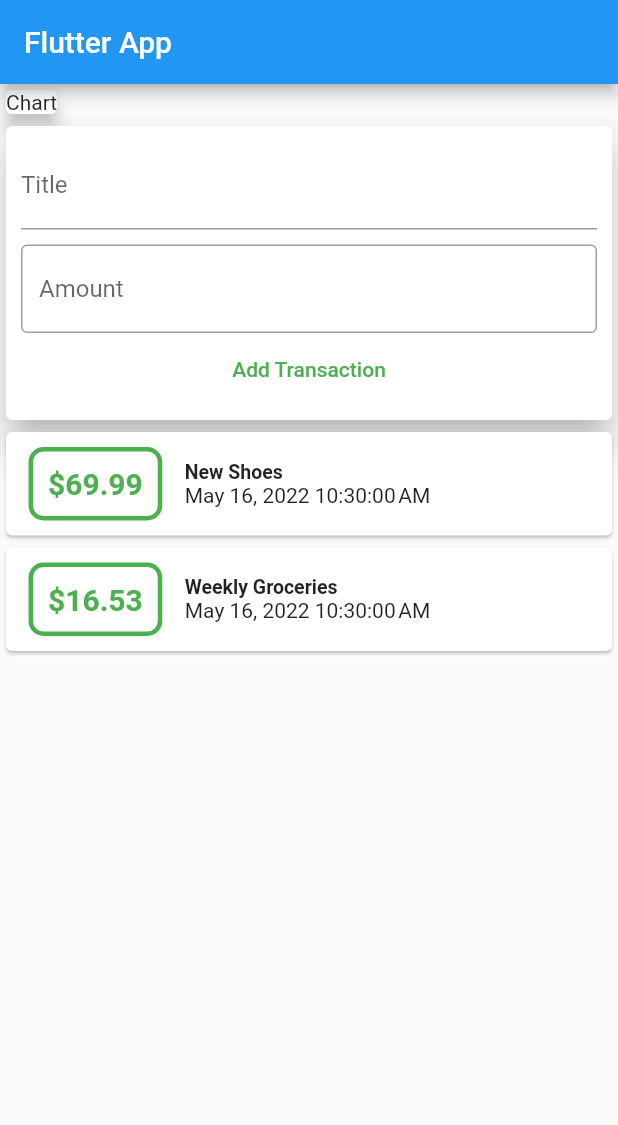
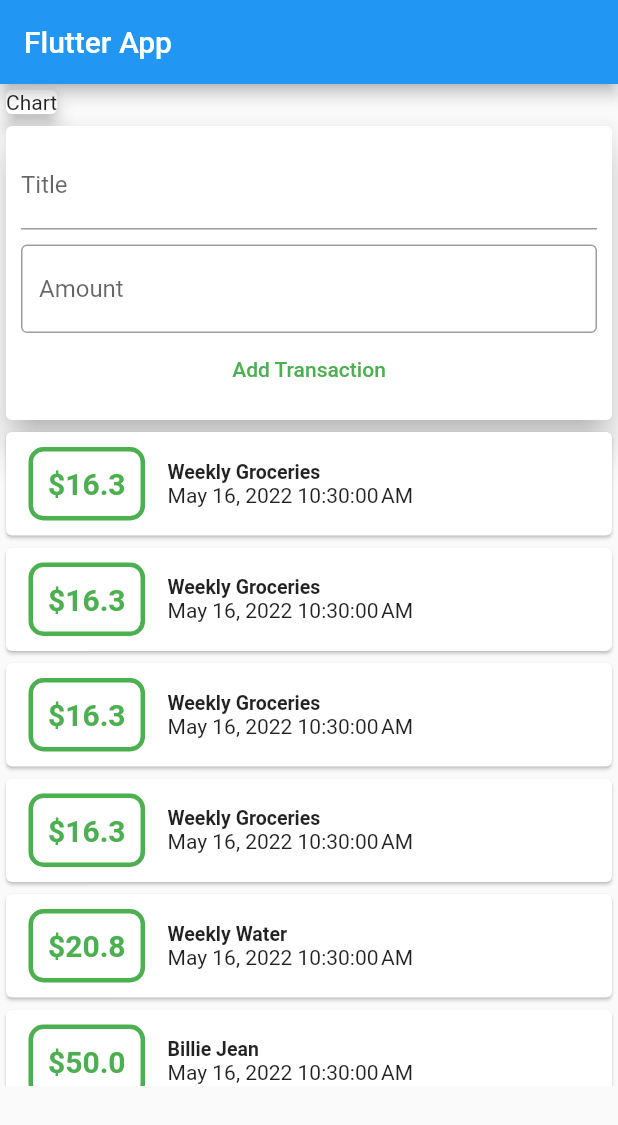
Before and after one commit to SamsonMokaya/Personal-Expense-Tracker, a Flutter app: the screen it shows after launch, after a tap on "Add Transaction", on a phone screen of 412 x 824 dp. Shown: the top 1125 px of the screen. Run offline on Flutter 3.47's test engine with Material 2 defaults, Android fonts, the phone set to English and light mode, and no system bars.

Commit message:
Fourth Commit

```diff
--- a/lib/main.dart
+++ b/lib/main.dart
@@ -27,7 +27,8 @@ class MyHomePage extends StatelessWidget {
       appBar: AppBar(
         title: Text('Flutter App'),
       ),
-      body: Column(
+      body: SingleChildScrollView(
+        child: Column(
           //mainAxisAlignment: MainAxisAlignment.start,
           crossAxisAlignment: CrossAxisAlignment.start,
           children: <Widget>[
@@ -40,6 +41,7 @@ class MyHomePage extends StatelessWidget {
             UserTransactions(),
           ],
         ),
+      ),
     );
   }
 }
--- a/lib/widgets/new_transaction.dart
+++ b/lib/widgets/new_transaction.dart
@@ -1,8 +1,11 @@
 import 'package:flutter/material.dart';
 
 class NewTransaction extends StatelessWidget {
+  final Function addNewTx;
   final titleController = TextEditingController();
   final amountController = TextEditingController();
+
+  NewTransaction(this.addNewTx);
 
   @override
   Widget build(BuildContext context) {
@@ -30,8 +33,7 @@ class NewTransaction extends StatelessWidget {
           ),
           FlatButton(
             onPressed: () {
-              print(titleController.text);
-              print(amountController.text);
+              addNewTx(titleController.text, amountController.text);
             },
             child: Text(
               "Add Transaction",
--- a/lib/widgets/transaction_list.dart
+++ b/lib/widgets/transaction_list.dart
@@ -9,7 +9,10 @@ class TransactionList extends StatelessWidget {
 
   @override
   Widget build(BuildContext context) {
-    return Column(
+    return Container(
+      height: 440,
+      child: SingleChildScrollView(
+        child: Column(
           children: transactions.map((tx) {
             return Card(
               child: Row(mainAxisAlignment: MainAxisAlignment.start, children: [
@@ -51,6 +54,8 @@ class TransactionList extends StatelessWidget {
               ]),
             );
           }).toList(),
+        ),
+      ),
     );
   }
 }
--- a/lib/widgets/user_transactions.dart
+++ b/lib/widgets/user_transactions.dart
@@ -12,23 +12,47 @@ class _UserTransactionsState extends State<UserTransactions> {
   final List<Transaction> transactions = [
     Transaction(
       id: 't1',
-      title: 'New Shoes',
-      amount: 69.99,
+      title: 'Weekly Groceries',
+      amount: 16.3,
+      date: DateTime.now(),
+    ),
+    Transaction(
+      id: 't1',
+      title: 'Weekly Groceries',
+      amount: 16.3,
+      date: DateTime.now(),
+    ),
+    Transaction(
+      id: 't1',
+      title: 'Weekly Groceries',
+      amount: 16.3,
+      date: DateTime.now(),
+    ),
+    Transaction(
+      id: 't1',
+      title: 'Weekly Groceries',
+      amount: 16.3,
       date: DateTime.now(),
     ),
     Transaction(
       id: 't2',
-      title: 'Weekly Groceries',
-      amount: 16.53,
+      title: 'Weekly Water',
+      amount: 20.8,
+      date: DateTime.now(),
+    ),
+    Transaction(
+      id: 't3',
+      title: 'Billie Jean',
+      amount: 50.00,
       date: DateTime.now(),
     ),
   ];
 
-  void addNewTransaction(String Title, String Amount) {
+  void _addNewTransaction(String Title, String Amount) {
     final newTx = Transaction(
-      id: 't1',
-      title: 'New Shoes',
-      amount: 69.99,
+      id: DateTime.now().toString(),
+      title: Title,
+      amount: double.parse(Amount),
       date: DateTime.now(),
     );
     setState(() {
@@ -39,7 +63,7 @@ class _UserTransactionsState extends State<UserTransactions> {
   @override
   Widget build(BuildContext context) {
     return Column(children: <Widget>[
-      NewTransaction(),
+      NewTransaction(_addNewTransaction),
       TransactionList(transactions),
     ]);
   }
```
Lines whose indentation alone changed are shown as unchanged.
